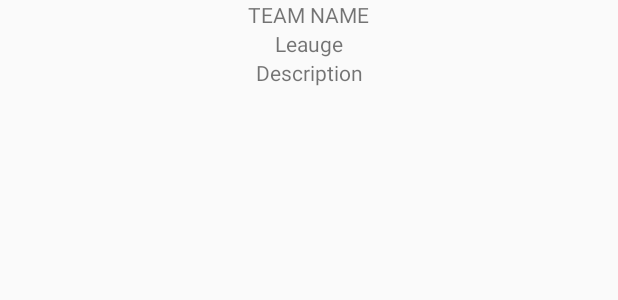
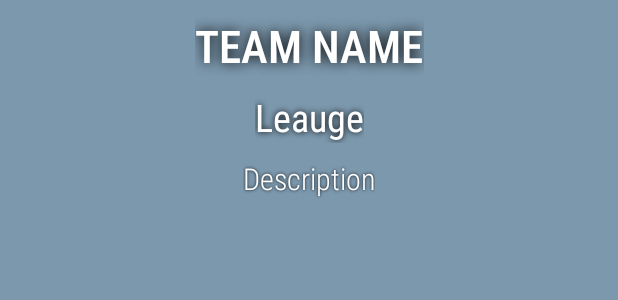
Before and after one commit to Petiazediter/ScoreboardPublic, an Android app: the layout activity_team_details.xml on its own in the app's theme, with its tools: preview values and no code run, on a phone screen of 412 x 824 dp. Shown: the top 300 px of the screen. Run offline under Robolectric (Android 15) with nearby library versions, the phone set to English and light mode, and no system bars; network calls fail.

Commit message:
Team Details Page design
styles.xml changed

```diff
--- a/ScoreBoard/app/src/main/res/layout/activity_team_details.xml
+++ b/ScoreBoard/app/src/main/res/layout/activity_team_details.xml
@@ -1,12 +1,17 @@
 <?xml version="1.0" encoding="utf-8"?>
-<androidx.constraintlayout.widget.ConstraintLayout xmlns:android="http://schemas.android.com/apk/res/android"
+<ScrollView xmlns:android="http://schemas.android.com/apk/res/android"
+    android:layout_height="match_parent"
+    android:layout_width="match_parent"
     xmlns:app="http://schemas.android.com/apk/res-auto"
     xmlns:tools="http://schemas.android.com/tools"
+    tools:context=".team_details.TeamDetailsActivity"
+    android:background="@color/dark_br">
+        <androidx.constraintlayout.widget.ConstraintLayout
             android:layout_width="match_parent"
             android:layout_height="match_parent"
-    tools:context=".team_details.TeamDetailsActivity">
-
+            >
             <TextView
+                style="@style/DetailsPage.Header"
                 android:layout_width="wrap_content"
                 android:layout_height="wrap_content"
                 app:layout_constraintLeft_toLeftOf="parent"
@@ -16,6 +21,7 @@
                 android:id="@+id/teamName"/>
 
             <TextView
+                style="@style/DetailsPage.SubHeader"
                 android:layout_width="wrap_content"
                 android:layout_height="wrap_content"
                 app:layout_constraintLeft_toLeftOf="parent"
@@ -25,6 +31,7 @@
                 android:id="@+id/leauge"/>
 
             <TextView
+                style="@style/DetailsPage.Context"
                 android:layout_width="wrap_content"
                 android:layout_height="wrap_content"
                 app:layout_constraintLeft_toLeftOf="parent"
@@ -35,3 +42,4 @@
                 />
 
         </androidx.constraintlayout.widget.ConstraintLayout>
+</ScrollView>
--- a/ScoreBoard/app/src/main/res/values/styles.xml
+++ b/ScoreBoard/app/src/main/res/values/styles.xml
@@ -27,7 +27,33 @@
         <item name="android:layout_height">wrap_content</item>
         <item name="android:layout_marginHorizontal">@dimen/margin_mini</item>
         <item name="android:padding">@dimen/margin_mini</item>
+    </style>
+
+    <style name="DetailsPage">
+        <item name="android:textColor">#ffffff</item>
+        <item name="android:layout_margin">10dp</item>
+        <item name="android:shadowColor">#000000</item>
+        <item name="android:shadowDx">0</item>
+        <item name="android:shadowDy">0</item>
 
     </style>
 
+    <style name="DetailsPage.Header">
+        <item name="android:shadowRadius">10</item>
+        <item name="android:textSize">30sp</item>
+        <item name="fontFamily">sans-serif-condensed-medium</item>
+    </style>
+
+    <style name="DetailsPage.SubHeader">
+        <item name="android:shadowRadius">5</item>
+        <item name="android:textSize">25sp</item>
+        <item name="fontFamily">sans-serif-condensed</item>
+    </style>
+
+    <style name="DetailsPage.Context">
+        <item name="android:shadowRadius">2</item>
+        <item name="android:textSize">20sp</item>
+        <item name="fontFamily">sans-serif-condensed-light</item>
+    </style>
+
 </resources>
```
Lines whose indentation alone changed are shown as unchanged.
